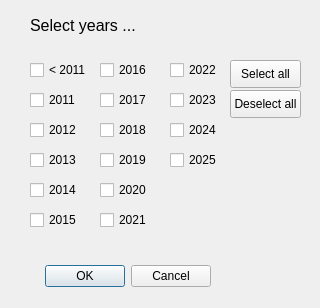
Before: the Qt Designer form plugins/picture_select/picture_select_dlg.ui in bvermeulen/QGIS, drawn with Qt 5.
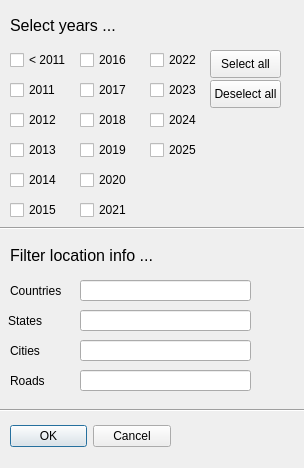
After: the same form once the commit is applied.

Commit message: implement geo info, refactor and black

```diff
--- a/plugins/picture_select/picture_select_dlg.ui
+++ b/plugins/picture_select/picture_select_dlg.ui
@@ -6,8 +6,8 @@
    <rect>
     <x>0</x>
     <y>0</y>
-    <width>320</width>
-    <height>308</height>
+    <width>304</width>
+    <height>468</height>
    </rect>
   </property>
   <property name="windowTitle">
@@ -16,9 +16,9 @@
   <widget class="QDialogButtonBox" name="buttonBox">
    <property name="geometry">
     <rect>
-     <x>0</x>
-     <y>260</y>
-     <width>211</width>
+     <x>10</x>
+     <y>420</y>
+     <width>161</width>
      <height>32</height>
     </rect>
    </property>
@@ -32,8 +32,8 @@
   <widget class="QCheckBox" name="cb_2010">
    <property name="geometry">
     <rect>
-     <x>30</x>
-     <y>60</y>
+     <x>10</x>
+     <y>50</y>
      <width>71</width>
      <height>20</height>
     </rect>
@@ -45,8 +45,8 @@
   <widget class="QCheckBox" name="cb_2011">
    <property name="geometry">
     <rect>
-     <x>30</x>
-     <y>90</y>
+     <x>10</x>
+     <y>80</y>
      <width>71</width>
      <height>20</height>
     </rect>
@@ -58,8 +58,8 @@
   <widget class="QCheckBox" name="cb_2012">
    <property name="geometry">
     <rect>
-     <x>30</x>
-     <y>120</y>
+     <x>10</x>
+     <y>110</y>
      <width>71</width>
      <height>20</height>
     </rect>
@@ -71,8 +71,8 @@
   <widget class="QCheckBox" name="cb_2013">
    <property name="geometry">
     <rect>
-     <x>30</x>
-     <y>150</y>
+     <x>10</x>
+     <y>140</y>
      <width>71</width>
      <height>20</height>
     </rect>
@@ -84,8 +84,8 @@
   <widget class="QCheckBox" name="cb_2014">
    <property name="geometry">
     <rect>
-     <x>30</x>
-     <y>180</y>
+     <x>10</x>
+     <y>170</y>
      <width>71</width>
      <height>20</height>
     </rect>
@@ -97,8 +97,8 @@
   <widget class="QCheckBox" name="cb_2015">
    <property name="geometry">
     <rect>
-     <x>30</x>
-     <y>210</y>
+     <x>10</x>
+     <y>200</y>
      <width>71</width>
      <height>20</height>
     </rect>
@@ -110,8 +110,8 @@
   <widget class="QCheckBox" name="cb_2016">
    <property name="geometry">
     <rect>
-     <x>100</x>
-     <y>60</y>
+     <x>80</x>
+     <y>50</y>
      <width>71</width>
      <height>20</height>
     </rect>
@@ -123,8 +123,8 @@
   <widget class="QCheckBox" name="cb_2017">
    <property name="geometry">
     <rect>
-     <x>100</x>
-     <y>90</y>
+     <x>80</x>
+     <y>80</y>
      <width>71</width>
      <height>20</height>
     </rect>
@@ -136,8 +136,8 @@
   <widget class="QCheckBox" name="cb_2018">
    <property name="geometry">
     <rect>
-     <x>100</x>
-     <y>120</y>
+     <x>80</x>
+     <y>110</y>
      <width>71</width>
      <height>20</height>
     </rect>
@@ -149,8 +149,8 @@
   <widget class="QCheckBox" name="cb_2019">
    <property name="geometry">
     <rect>
-     <x>100</x>
-     <y>150</y>
+     <x>80</x>
+     <y>140</y>
      <width>71</width>
      <height>20</height>
     </rect>
@@ -162,8 +162,8 @@
   <widget class="QCheckBox" name="cb_2020">
    <property name="geometry">
     <rect>
-     <x>100</x>
-     <y>180</y>
+     <x>80</x>
+     <y>170</y>
      <width>71</width>
      <height>20</height>
     </rect>
@@ -175,8 +175,8 @@
   <widget class="QCheckBox" name="cb_2021">
    <property name="geometry">
     <rect>
-     <x>100</x>
-     <y>210</y>
+     <x>80</x>
+     <y>200</y>
      <width>71</width>
      <height>20</height>
     </rect>
@@ -188,8 +188,8 @@
   <widget class="QCheckBox" name="cb_2022">
    <property name="geometry">
     <rect>
-     <x>170</x>
-     <y>60</y>
+     <x>150</x>
+     <y>50</y>
      <width>71</width>
      <height>20</height>
     </rect>
@@ -201,8 +201,8 @@
   <widget class="QCheckBox" name="cb_2023">
    <property name="geometry">
     <rect>
-     <x>170</x>
-     <y>90</y>
+     <x>150</x>
+     <y>80</y>
      <width>71</width>
      <height>20</height>
     </rect>
@@ -214,8 +214,8 @@
   <widget class="QCheckBox" name="cb_2024">
    <property name="geometry">
     <rect>
-     <x>170</x>
-     <y>120</y>
+     <x>150</x>
+     <y>110</y>
      <width>71</width>
      <height>20</height>
     </rect>
@@ -227,8 +227,8 @@
   <widget class="QCheckBox" name="cb_2025">
    <property name="geometry">
     <rect>
-     <x>170</x>
-     <y>150</y>
+     <x>150</x>
+     <y>140</y>
      <width>71</width>
      <height>20</height>
     </rect>
@@ -240,7 +240,7 @@
   <widget class="QLabel" name="label">
    <property name="geometry">
     <rect>
-     <x>30</x>
+     <x>10</x>
      <y>10</y>
      <width>131</width>
      <height>31</height>
@@ -253,8 +253,8 @@
   <widget class="QPushButton" name="pb_deselect_all">
    <property name="geometry">
     <rect>
-     <x>230</x>
-     <y>90</y>
+     <x>210</x>
+     <y>80</y>
      <width>71</width>
      <height>28</height>
     </rect>
@@ -266,8 +266,8 @@
   <widget class="QPushButton" name="pb_select_all">
    <property name="geometry">
     <rect>
-     <x>230</x>
-     <y>60</y>
+     <x>210</x>
+     <y>50</y>
      <width>71</width>
      <height>28</height>
     </rect>
@@ -276,6 +276,143 @@
     <string>Select all</string>
    </property>
   </widget>
+  <widget class="QLabel" name="label_filter_location_info">
+   <property name="geometry">
+    <rect>
+     <x>10</x>
+     <y>240</y>
+     <width>151</width>
+     <height>31</height>
+    </rect>
+   </property>
+   <property name="text">
+    <string>&lt;html&gt;&lt;head/&gt;&lt;body&gt;&lt;p&gt;&lt;span style=&quot; font-size:12pt;&quot;&gt;Filter location info ...&lt;/span&gt;&lt;/p&gt;&lt;/body&gt;&lt;/html&gt;</string>
+   </property>
+  </widget>
+  <widget class="QLineEdit" name="le_countries">
+   <property name="geometry">
+    <rect>
+     <x>80</x>
+     <y>280</y>
+     <width>171</width>
+     <height>21</height>
+    </rect>
+   </property>
+  </widget>
+  <widget class="Line" name="line_1">
+   <property name="geometry">
+    <rect>
+     <x>0</x>
+     <y>220</y>
+     <width>321</width>
+     <height>16</height>
+    </rect>
+   </property>
+   <property name="orientation">
+    <enum>Qt::Horizontal</enum>
+   </property>
+  </widget>
+  <widget class="Line" name="line_2">
+   <property name="geometry">
+    <rect>
+     <x>-10</x>
+     <y>400</y>
+     <width>321</width>
+     <height>20</height>
+    </rect>
+   </property>
+   <property name="orientation">
+    <enum>Qt::Horizontal</enum>
+   </property>
+  </widget>
+  <widget class="QLabel" name="label_countries">
+   <property name="geometry">
+    <rect>
+     <x>10</x>
+     <y>280</y>
+     <width>71</width>
+     <height>21</height>
+    </rect>
+   </property>
+   <property name="text">
+    <string>Countries</string>
+   </property>
+  </widget>
+  <widget class="QLabel" name="label_states">
+   <property name="geometry">
+    <rect>
+     <x>8</x>
+     <y>310</y>
+     <width>71</width>
+     <height>21</height>
+    </rect>
+   </property>
+   <property name="text">
+    <string>States</string>
+   </property>
+  </widget>
+  <widget class="QLineEdit" name="le_states">
+   <property name="geometry">
+    <rect>
+     <x>80</x>
+     <y>310</y>
+     <width>171</width>
+     <height>21</height>
+    </rect>
+   </property>
+  </widget>
+  <widget class="QLineEdit" name="le_cities">
+   <property name="geometry">
+    <rect>
+     <x>80</x>
+     <y>340</y>
+     <width>171</width>
+     <height>21</height>
+    </rect>
+   </property>
+   <property name="text">
+    <string/>
+   </property>
+  </widget>
+  <widget class="QLabel" name="label_cities">
+   <property name="geometry">
+    <rect>
+     <x>10</x>
+     <y>340</y>
+     <width>71</width>
+     <height>21</height>
+    </rect>
+   </property>
+   <property name="text">
+    <string>Cities</string>
+   </property>
+  </widget>
+  <widget class="QLineEdit" name="le_roads">
+   <property name="geometry">
+    <rect>
+     <x>80</x>
+     <y>370</y>
+     <width>171</width>
+     <height>21</height>
+    </rect>
+   </property>
+   <property name="text">
+    <string/>
+   </property>
+  </widget>
+  <widget class="QLabel" name="label_roads">
+   <property name="geometry">
+    <rect>
+     <x>10</x>
+     <y>370</y>
+     <width>71</width>
+     <height>21</height>
+    </rect>
+   </property>
+   <property name="text">
+    <string>Roads</string>
+   </property>
+  </widget>
  </widget>
  <resources/>
  <connections>
```
Left out of the diff: 8 changed lines with no effect on the pictures. The commit also changes 5 other files.
